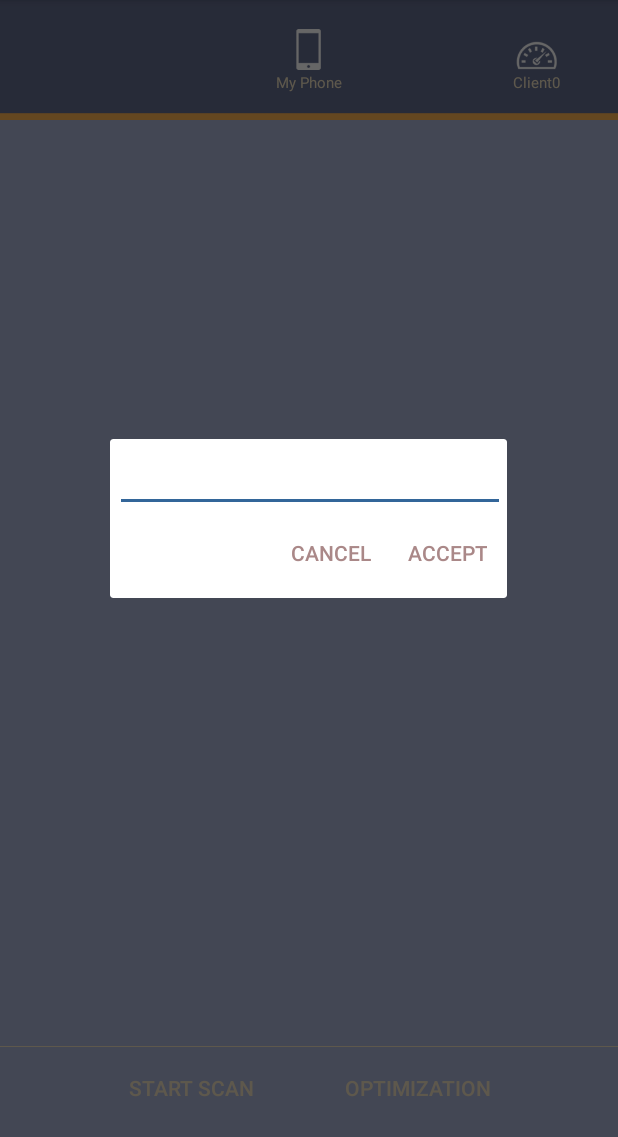
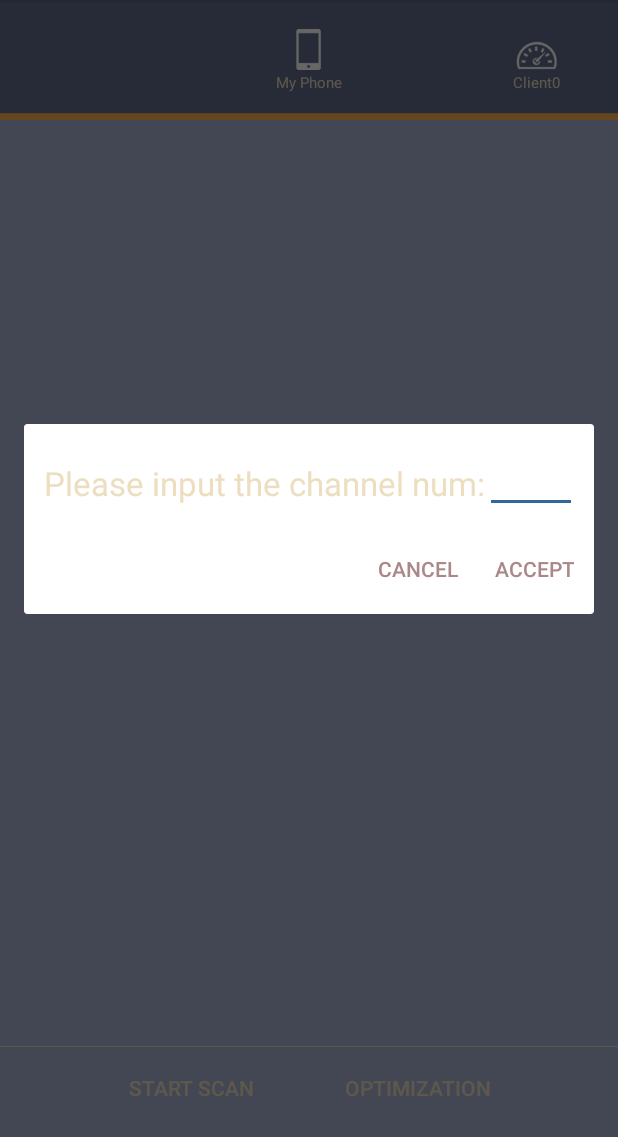
Before and after one commit to IHengFu/FamilyApGroup, an Android app: the MainActivity screen opened directly, with no data from a screen before it, in the options menu, after a tap on "Channel set", on a phone screen of 412 x 824 dp, the part 99-1236 px from its top. Run offline under Robolectric (Android 15) with nearby library versions, the phone set to English and light mode, and no system bars; our stand-ins replace EventBus; 3 statements that could not run were skipped.

Commit message:
180127夜提交，按邮件要求修改，调试接口

```diff
--- /dev/null
+++ b/app/src/main/java/com/changhong/wifiairscout/interfaces/OnItemDragListener.java
@@ -0,0 +1,11 @@
+package com.changhong.wifiairscout.interfaces;
+
+import android.view.View;
+
+/**
+ * Created by fuheng on 2018/1/27.
+ */
+
+public interface OnItemDragListener {
+    void onDrag(View view, int index);
+}
--- a/app/src/main/java/com/changhong/wifiairscout/model/response/GetClientStatusResponse.java
+++ b/app/src/main/java/com/changhong/wifiairscout/model/response/GetClientStatusResponse.java
@@ -59,7 +59,7 @@ public class GetClientStatusResponse extends BaseResponse {
         byte rssi = data[offset + 6];
         boolean wlan_idx = data[offset + 7] == 0;//无线radio索引, 0: 5G; 1: 2.4G; 2: 2.4G和5G
 
-        return new WifiDevice(rssi, mac, wlan_idx);
+        return new WifiDevice(rssi, mac);
     }
 
     public ArrayList<WifiDevice> getDevices() {
--- a/app/src/main/java/com/changhong/wifiairscout/ui/activity/ChannelConditionActivity.java
+++ b/app/src/main/java/com/changhong/wifiairscout/ui/activity/ChannelConditionActivity.java
@@ -119,7 +119,7 @@ public class ChannelConditionActivity extends BaseActivtiy implements View.OnCli
      * 优化
      */
     private void doOptimization(int channel) {
-        mUdpTask = new UDPTask().execute(MessageDataFactory.setChannel(channel, App.sInstance.getMasterMac()), mSetChannelListener);
+        mUdpTask = new UDPTask().execute(MessageDataFactory.setChannel(channel, App.sInstance.getCurWlanIdx(), App.sInstance.getMasterMac()), mSetChannelListener);
     }
 
     private void startLoadChannel() {
--- a/app/src/main/java/com/changhong/wifiairscout/ui/activity/MainActivity.kt
+++ b/app/src/main/java/com/changhong/wifiairscout/ui/activity/MainActivity.kt
@@ -19,6 +19,7 @@ import com.changhong.wifiairscout.db.dao.DeviceLocationDao
 import com.changhong.wifiairscout.db.dao.ProgrammeDao
 import com.changhong.wifiairscout.db.data.DeviceLocation
 import com.changhong.wifiairscout.db.data.ProgrammeGroup
+import com.changhong.wifiairscout.interfaces.OnItemDragListener
 import com.changhong.wifiairscout.model.HouseData
 import com.changhong.wifiairscout.model.MessageData
 import com.changhong.wifiairscout.model.MessageDataFactory
@@ -81,8 +82,7 @@ class MainActivity : BaseActivtiy(), ViewPager.OnPageChangeListener, View.OnClic
         initViewPager()
         resetHouseStructure()
 
-        layout_apartment.setOnItemClickListener(object : AdapterView.OnItemClickListener {
-            override fun onItemClick(adapterView: AdapterView<*>?, view1: View, i: Int, l: Long) {
+        layout_apartment.setOnItemClickListener { adapterView, view1, i, l ->
             val intent = Intent(this@MainActivity, DeviceLocationDetailActivity::class.java)
             val location = view1.getTag() as DeviceLocation
             intent.putExtra(Intent.EXTRA_DATA_REMOVED, location.wifiDevice)
@@ -90,7 +90,8 @@ class MainActivity : BaseActivtiy(), ViewPager.OnPageChangeListener, View.OnClic
             intent.putExtra(Intent.EXTRA_TEXT, location.nickName)
             startActivityForResult(intent, REQUEST_DEVICE_DETAIL)
         }
-        })
+
+        layout_apartment.setOnItemDragListener { view, index -> StartService.startService(this@MainActivity, StartService.ACTION_LOAD_DEVICE_STATUS) }
 
         CommUtils.transparencyBar(this);
 
@@ -146,7 +147,7 @@ class MainActivity : BaseActivtiy(), ViewPager.OnPageChangeListener, View.OnClic
 
 
             override fun onPreExecute(task: GenericTask?) {
-                showProgressDialog("", false, null)
+                showProgressDialog(getString(R.string.notice_get_device_status), false, null)
             }
 
             override fun onPostExecute(task: GenericTask?, result: TaskResult?) {
@@ -509,6 +510,7 @@ class MainActivity : BaseActivtiy(), ViewPager.OnPageChangeListener, View.OnClic
         val dialog = DefaultInputDialog(this)
         dialog.setTitle(R.string.title_change_channel)
         dialog.setInputType(InputType.TYPE_CLASS_NUMBER)
+        dialog.setTab(R.string.tab_input_channel_number)
         dialog.setOnCommitListener { dialogInstance, msg, var3 ->
             if (msg == null || msg.length < 1 || msg.length > 2) {
                 showToast(getString(R.string.title_change_channel))
@@ -521,7 +523,7 @@ class MainActivity : BaseActivtiy(), ViewPager.OnPageChangeListener, View.OnClic
             }
             dialogInstance.dismiss()
 
-            UDPTask().execute(MessageDataFactory.setChannel(Integer.parseInt(msg), App.sInstance.masterMac), object : TaskListener<BaseResponse> {
+            UDPTask().execute(MessageDataFactory.setChannel(Integer.parseInt(msg), App.sInstance.curWlanIdx,App.sInstance.masterMac), object : TaskListener<BaseResponse> {
                 override fun getName(): String? {
                     return null
                 }
--- a/app/src/main/java/com/changhong/wifiairscout/ui/activity/StartActivity.kt
+++ b/app/src/main/java/com/changhong/wifiairscout/ui/activity/StartActivity.kt
@@ -201,6 +201,8 @@ class StartActivity : AppCompatActivity() {
                 Preferences.getIntance().setKeepAliveInterval(rr.keepalive_interval)
                 currentChannel = rr.channel
                 App.sInstance.masterMac = param?.macString
+                App.sInstance.curChannel=rr.channel
+                App.sInstance.curWlanIdx=rr.wlan_idx
 //            startLoadDevice()
                 goNext()
             }
--- a/app/src/main/java/com/changhong/wifiairscout/ui/activity/TestActivity.java
+++ b/app/src/main/java/com/changhong/wifiairscout/ui/activity/TestActivity.java
@@ -117,7 +117,7 @@ public class TestActivity extends BaseActivtiy implements View.OnClickListener {
             case R.id.btn6:
                 break;
             case R.id.btn7:
-                new UDPTask().execute(MessageDataFactory.doScan(App.sInstance.getMasterMac(),false), new AbstractListener() {
+                new UDPTask().execute(MessageDataFactory.doScan(App.sInstance.getMasterMac(), false), new AbstractListener() {
                     @Override
                     public void onProgressUpdate(GenericTask task, MessageData param) {
                         mTextView.append(new ScanResponse(param.getMsgBody()).toString() + "\n");
@@ -140,7 +140,7 @@ public class TestActivity extends BaseActivtiy implements View.OnClickListener {
                 new UDPTask().execute(MessageDataFactory.setWorkChannel(Math.random() * 2 > 1), new AbstractListener());
                 break;
             case R.id.btn10:
-                new UDPTask().execute(MessageDataFactory.setChannel(13, App.sInstance.getMasterMac()), new AbstractListener());
+                new UDPTask().execute(MessageDataFactory.setChannel(13, App.sInstance.getCurWlanIdx(), App.sInstance.getMasterMac()), new AbstractListener());
                 break;
             case R.id.fab:
                 mTextView.setText(null);
--- a/app/src/main/java/com/changhong/wifiairscout/ui/view/DefaultInputDialog.java
+++ b/app/src/main/java/com/changhong/wifiairscout/ui/view/DefaultInputDialog.java
@@ -19,15 +19,17 @@ import com.changhong.wifiairscout.R;
 public class DefaultInputDialog extends Dialog implements View.OnClickListener {
 
     private final EditText mEditText;
+    private final TextView mTextTab;
     private OnInputDialogCommitListener mListener;
 
     public DefaultInputDialog(@NonNull Context context) {
-        super(context,0);
+        super(context, 0);
         setContentView(R.layout.dialog_input);
 
         findViewById(R.id.btn_accept).setOnClickListener(this);
         findViewById(R.id.btn_cancle).setOnClickListener(this);
         mEditText = findViewById(R.id.et_input);
+        mTextTab = findViewById(R.id.tv_tab);
     }
 
     @Override
@@ -57,7 +59,27 @@ public class DefaultInputDialog extends Dialog implements View.OnClickListener {
         mListener = listener;
     }
 
-    public static interface OnInputDialogCommitListener {
+    public void setHint(CharSequence c) {
+        mEditText.setHint(c);
+
+    }
+
+    public void setHint(int resid) {
+        mEditText.setHint(resid);
+
+    }
+
+    public void setTab(CharSequence c) {
+        mTextTab.setText(c);
+        mTextTab.setVisibility(TextUtils.isEmpty(c) ? View.GONE : View.VISIBLE);
+    }
+
+    public void setTab(int resid) {
+        mTextTab.setText(resid);
+        mTextTab.setVisibility(resid == 0 ? View.GONE : View.VISIBLE);
+    }
+
+    public interface OnInputDialogCommitListener {
         void onCommit(DialogInterface var1, String var2, boolean var3);
     }
 }
--- a/app/src/main/java/com/changhong/wifiairscout/ui/view/DragViewGroup.java
+++ b/app/src/main/java/com/changhong/wifiairscout/ui/view/DragViewGroup.java
@@ -16,6 +16,7 @@ import android.text.TextUtils;
 import android.util.AttributeSet;
 import android.util.Log;
 import android.util.TypedValue;
+import android.view.DragEvent;
 import android.view.Gravity;
 import android.view.MotionEvent;
 import android.view.View;
@@ -27,12 +28,10 @@ import android.widget.AdapterView;
 import android.widget.TextView;
 import android.widget.Toast;
 
-import java.util.ArrayList;
-import java.util.List;
-
 import com.changhong.wifiairscout.App;
 import com.changhong.wifiairscout.R;
 import com.changhong.wifiairscout.db.data.DeviceLocation;
+import com.changhong.wifiairscout.interfaces.OnItemDragListener;
 import com.changhong.wifiairscout.model.WifiDevice;
 import com.changhong.wifiairscout.preferences.Preferences;
 import com.changhong.wifiairscout.ui.view.map.PointMap;
@@ -40,6 +39,9 @@ import com.changhong.wifiairscout.ui.view.map.TypeMap;
 import com.changhong.wifiairscout.ui.view.map.WaveForceMap;
 import com.changhong.wifiairscout.utils.CommUtils;
 import com.changhong.wifiairscout.utils.UnitUtils;
+
+import java.util.ArrayList;
+import java.util.List;
 
 /**
  * Created by fuheng on 2017/12/8.
@@ -104,6 +106,7 @@ public class DragViewGroup extends ViewGroup implements View.OnTouchListener,
      * 绘制种类
      */
     private TypeMap mTypeMap;
+    private OnItemDragListener mOnItemDragListener;
 
 
     // CONSTRUCTOR AND HELPERS
@@ -148,7 +151,7 @@ public class DragViewGroup extends ViewGroup implements View.OnTouchListener,
         super.onFinishInflate();
     }
 
-    protected void setListeners() {
+    private void setListeners() {
         setOnTouchListener(this);
         super.setOnClickListener(this);
         setOnLongClickListener(this);
@@ -307,6 +310,9 @@ public class DragViewGroup extends ViewGroup implements View.OnTouchListener,
                     hideDeleteView();
                     //重新定场强的样式
                     refresh();
+                    if (mOnItemDragListener != null) {
+                        mOnItemDragListener.onDrag(getChildAt(dragged), dragged);
+                    }
                     dragged = -1;
                     setDraggedRectShow(false);
                 }
@@ -725,4 +731,8 @@ public class DragViewGroup extends ViewGroup implements View.OnTouchListener,
     private int getChildHeight(View child) {
         return child.getHeight() - SIZE_CHILD * 2;
     }
+
+    public void setOnItemDragListener(OnItemDragListener l) {
+        mOnItemDragListener = l;
+    }
 }
--- a/app/src/main/res/layout/dialog_input.xml
+++ b/app/src/main/res/layout/dialog_input.xml
@@ -8,14 +8,30 @@
     android:paddingStart="3dip"
     android:paddingTop="9dip">
 
-    <EditText
-        android:id="@+id/et_input"
+    <LinearLayout
         android:layout_width="match_parent"
         android:layout_height="wrap_content"
-        android:maxLength="20"
-        android:maxLines="1"
+        android:gravity="center"
+        android:measureWithLargestChild="true"
+        android:minHeight="54dip"
         android:minWidth="260dp"
-        android:padding="10dp" />
+        android:orientation="horizontal"
+        android:padding="10dp">
+
+        <TextView
+            android:id="@+id/tv_tab"
+            style="?android:attr/textAppearanceLarge"
+            android:layout_width="wrap_content"
+            android:layout_height="wrap_content"
+            android:visibility="gone" />
+
+        <EditText
+            android:id="@+id/et_input"
+            android:layout_width="match_parent"
+            android:layout_height="wrap_content"
+            android:maxLength="20"
+            android:maxLines="1" />
+    </LinearLayout>
 
     <LinearLayout
         android:layout_width="match_parent"
--- a/app/src/main/res/values/strings.xml
+++ b/app/src/main/res/values/strings.xml
@@ -16,6 +16,7 @@
     <string name="action_refuse">Refuse</string>
     <string name="action_accept">Accept</string>
     <string name="action_load">Load</string>
+    <string name="action_reset">Reset</string>
 
     <string name="ask_retry">Retry or not?</string>
     <string name="ask_save_or_not">Save or not？</string>
@@ -50,6 +51,7 @@
     <string name="request_sending">Request is sending……</string>
     <string name="request_send_complete">Request-send completed.</string>
     <string name="notice_programme_max_limit">Can not add more programme because reached max number.</string>
+    <string name="tab_input_channel_number">Please input the channel num:</string>
     <!--channel condition-->
     <string name="no_data">No data</string>
     <string name="start_scan">Start scan</string>
@@ -67,6 +69,8 @@
 
     <!--OprationActivity-->
     <string name="ask_delete_recode">Are your really to delete all the programme recodes?</string>
+    <string name="ask_reset">Are your really to resume the default option?</string>
+    <string name="notice_data_empty">There is none  programme recodes to be clean.</string>
     <string name="clean_programme">Clean data</string>
     <string name="tab_noun">Low noum：</string>
     <string name="tab_show_type">Display style：</string>
```
Also changed, not shown: app/src/main/java/com/changhong/wifiairscout/App.java (+27 -1 lines), app/src/main/java/com/changhong/wifiairscout/model/MessageDataFactory.java (+4 -3 lines), app/src/main/java/com/changhong/wifiairscout/model/WifiDevice.kt (+8 -11 lines), app/src/main/java/com/changhong/wifiairscout/model/response/GetTranslateSpeedResponse.java (+27 -8 lines), app/src/main/java/com/changhong/wifiairscout/model/response/RegisterResponse.java (+76 -0 lines), app/src/main/java/com/changhong/wifiairscout/service/StartService.kt (+6 -4 lines), app/src/main/java/com/changhong/wifiairscout/ui/activity/OperationActivity.java (+38 -6 lines), app/src/main/res/layout/layout_operation.xml (+14 -3 lines), 189 other files. Lines whose indentation alone changed are shown as unchanged.
